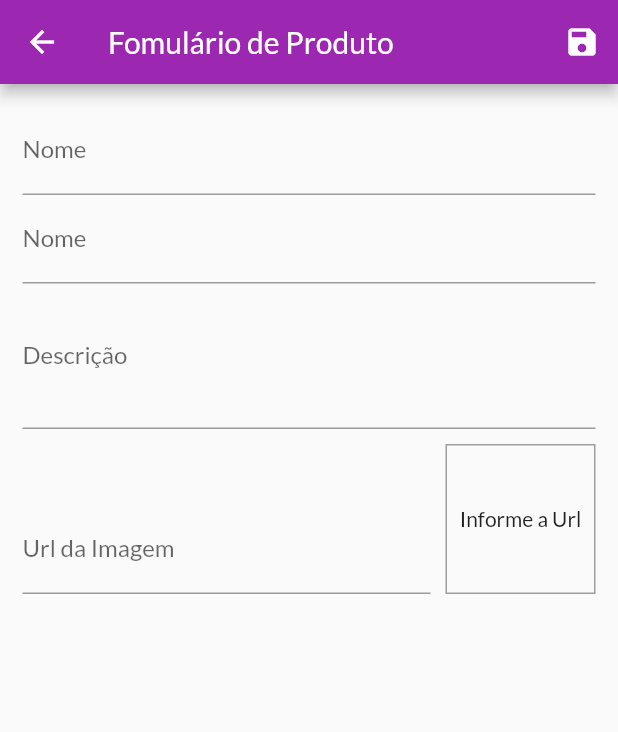
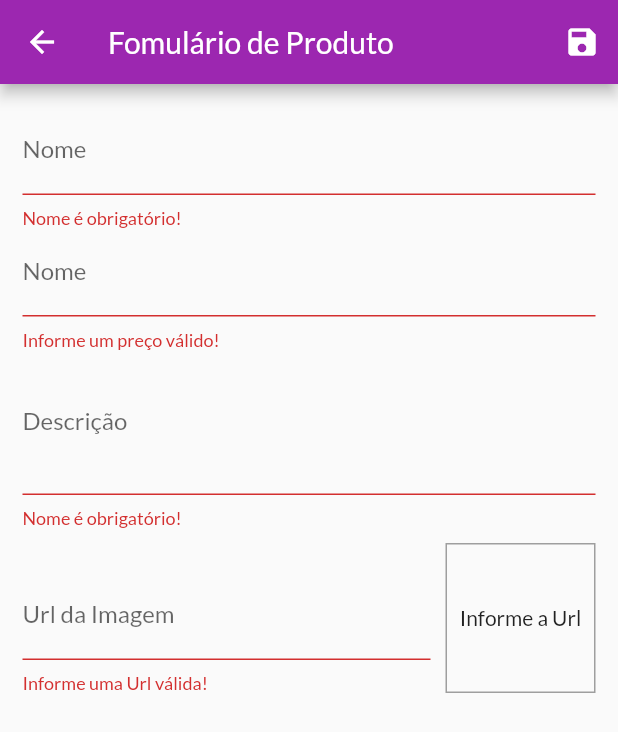
Before and after one commit to pf-haidar/shop, a Flutter app: the ProductFormPage screen opened by its route, after a tap on the "save" icon, on a phone screen of 412 x 824 dp. Shown: the top 732 px of the screen. Run offline on Flutter 3.47's test engine with Material 2 defaults, Android fonts, the phone set to English and light mode, and no system bars; network calls fail.

Commit message:
feat form validators

```diff
--- a/lib/pages/product_form_page.dart
+++ b/lib/pages/product_form_page.dart
@@ -40,7 +40,20 @@ class _ProductFormPageState extends State<ProductFormPage> {
     setState(() {});
   }
 
+  bool isValidImageUrl(String url) {
+    bool isValidUrl = Uri.tryParse(url)?.hasAbsolutePath ?? false;
+    bool endsWithFile = url.toLowerCase().endsWith('.png') ||
+        url.toLowerCase().endsWith('.jpg') ||
+        url.toLowerCase().endsWith('.jpeg');
+    return isValidUrl && endsWithFile;
+  }
+
   void _submitForm() {
+    final isValid = _formKey.currentState?.validate() ?? false;
+
+    if (!isValid) {
+      return;
+    }
     _formKey.currentState?.save();
     final newProduct = Product(
       id: Random().nextDouble().toString(),
@@ -80,6 +93,16 @@ class _ProductFormPageState extends State<ProductFormPage> {
                   FocusScope.of(context).requestFocus(_priceFocus);
                 },
                 onSaved: (name) => _formData['name'] = name ?? '',
+                validator: (_name) {
+                  final name = _name ?? '';
+                  if (name.trim().isEmpty) {
+                    return 'Nome é obrigatório!';
+                  }
+                  if (name.trim().length < 3) {
+                    return 'Nome preciso no minimo de 3 letras.';
+                  }
+                  return null;
+                },
               ),
               TextFormField(
                 decoration: const InputDecoration(
@@ -94,6 +117,15 @@ class _ProductFormPageState extends State<ProductFormPage> {
                 },
                 onSaved: (price) =>
                     _formData['price'] = double.parse(price ?? '0'),
+                validator: (_price) {
+                  final priceString = _price ?? '';
+                  final price = double.tryParse(priceString) ?? -1;
+
+                  if (price <= 0) {
+                    return 'Informe um preço válido!';
+                  }
+                  return null;
+                },
               ),
               TextFormField(
                 decoration: const InputDecoration(
@@ -105,6 +137,16 @@ class _ProductFormPageState extends State<ProductFormPage> {
                 maxLines: 3,
                 onSaved: (description) =>
                     _formData['description'] = description ?? '',
+                validator: (_description) {
+                  final description = _description ?? '';
+                  if (description.trim().isEmpty) {
+                    return 'Nome é obrigatório!';
+                  }
+                  if (description.trim().length < 10) {
+                    return 'Nome preciso no minimo de 10 letras.';
+                  }
+                  return null;
+                },
               ),
               Row(
                 crossAxisAlignment: CrossAxisAlignment.end,
@@ -121,6 +163,13 @@ class _ProductFormPageState extends State<ProductFormPage> {
                       onFieldSubmitted: (_) => _submitForm(),
                       onSaved: (imageUrl) =>
                           _formData['imageUrl'] = imageUrl ?? '',
+                      validator: (_imageUrl) {
+                        final imageUrl = _imageUrl ?? '';
+                        if (!isValidImageUrl(imageUrl)) {
+                          return 'Informe uma Url válida!';
+                        }
+                        return null;
+                      },
                     ),
                   ),
                   Container(
```
